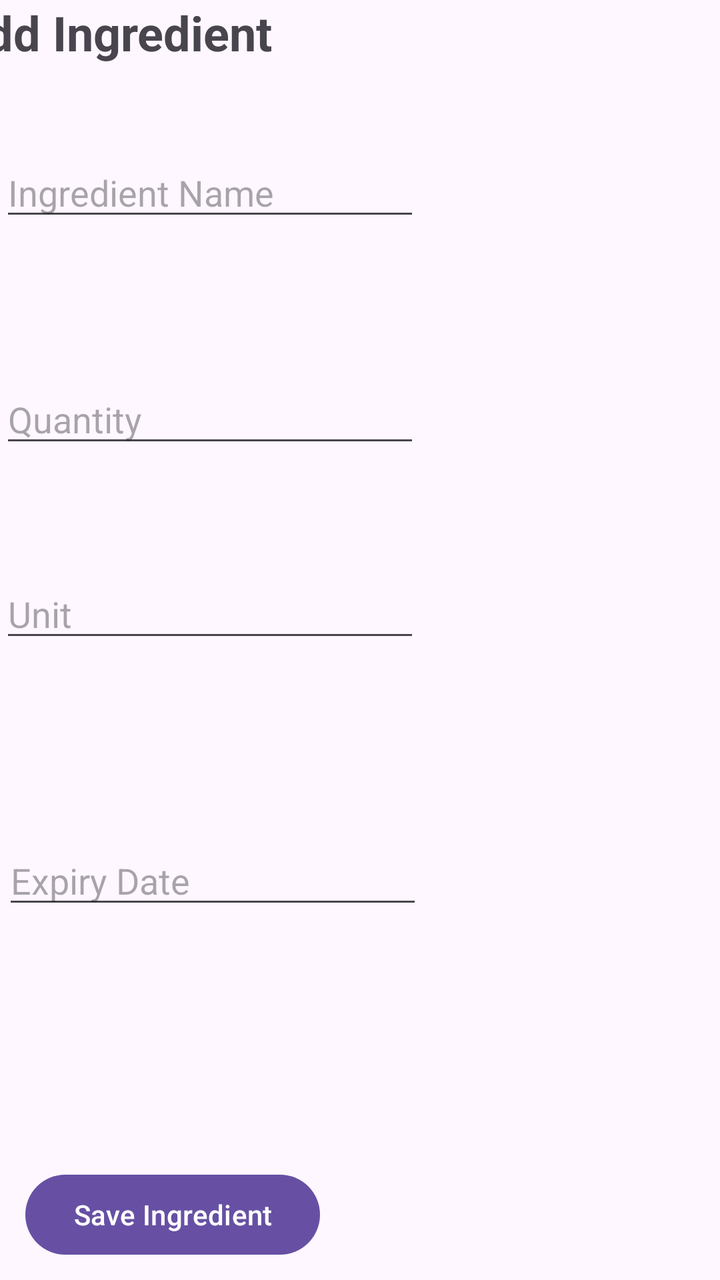
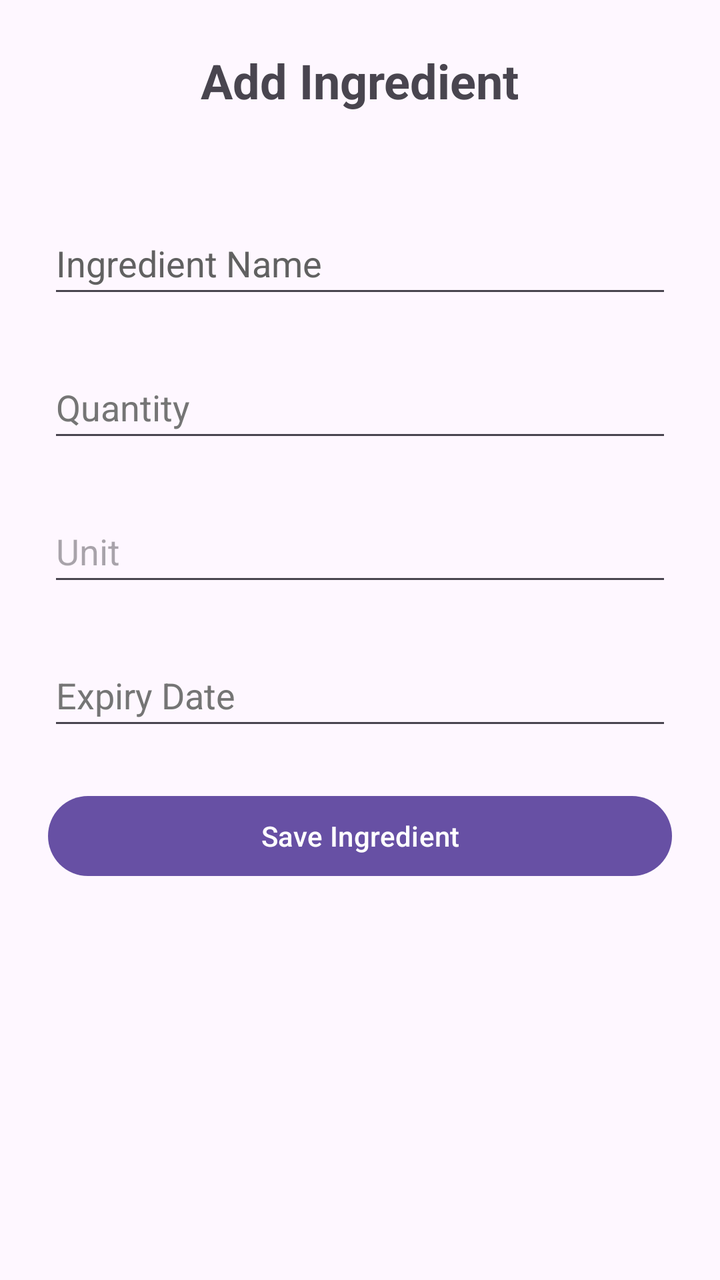

Two renders of the same Android screen: before a commit and after it. Below are the layout's source before the change and the commit's diff.
<!-- AndroidManifest.xml: application theme Theme.SmartPantryManager -->
<!-- res/layout/activity_add_ingredient.xml -->
<?xml version="1.0" encoding="utf-8"?>
<androidx.constraintlayout.widget.ConstraintLayout xmlns:android="http://schemas.android.com/apk/res/android"
    xmlns:app="http://schemas.android.com/apk/res-auto"
    xmlns:tools="http://schemas.android.com/tools"
    android:id="@+id/main"
    android:layout_width="match_parent"
    android:layout_height="match_parent"
    tools:context=".AddIngredientActivity">

    <TextView
        android:id="@+id/lblAddIngredient"
        android:layout_width="407dp"
        android:layout_height="58dp"
        android:text="Add Ingredient"
        android:textSize="24sp"
        android:textStyle="bold"
        app:layout_constraintEnd_toEndOf="parent"
        app:layout_constraintStart_toStartOf="parent"
        app:layout_constraintTop_toTopOf="parent" />

    <EditText
        android:id="@+id/txtIngredientName"
        android:layout_width="wrap_content"
        android:layout_height="wrap_content"
        android:layout_marginTop="16dp"
        android:ems="10"
        android:hint="Ingredient Name"
        android:inputType="text"
        app:layout_constraintEnd_toEndOf="parent"
        app:layout_constraintHorizontal_bias="0.0"
        app:layout_constraintStart_toStartOf="parent"
        app:layout_constraintTop_toBottomOf="@+id/lblAddIngredient" />

    <EditText
        android:id="@+id/txtQuantity"
        android:layout_width="wrap_content"
        android:layout_height="wrap_content"
        android:layout_marginTop="72dp"
        android:ems="10"
        android:hint="Quantity"
        android:inputType="number"
        app:layout_constraintEnd_toEndOf="parent"
        app:layout_constraintHorizontal_bias="0.0"
        app:layout_constraintStart_toStartOf="parent"
        app:layout_constraintTop_toBottomOf="@+id/txtIngredientName" />

    <EditText
        android:id="@+id/txtUnit"
        android:layout_width="wrap_content"
        android:layout_height="wrap_content"
        android:layout_marginTop="56dp"
        android:ems="10"
        android:hint="Unit"
        android:inputType="text"
        app:layout_constraintEnd_toEndOf="parent"
        app:layout_constraintHorizontal_bias="0.0"
        app:layout_constraintStart_toStartOf="parent"
        app:layout_constraintTop_toBottomOf="@+id/txtQuantity" />

    <EditText
        android:id="@+id/txtExpiryDate"
        android:layout_width="wrap_content"
        android:layout_height="wrap_content"
        android:layout_marginTop="92dp"
        android:ems="10"
        android:hint="Expiry Date"
        android:inputType="date"
        app:layout_constraintEnd_toEndOf="parent"
        app:layout_constraintHorizontal_bias="0.009"
        app:layout_constraintStart_toStartOf="parent"
        app:layout_constraintTop_toBottomOf="@+id/txtUnit" />

    <Button
        android:id="@+id/btnSaveIngredient"
        android:layout_width="wrap_content"
        android:layout_height="wrap_content"
        android:layout_marginTop="124dp"
        android:text="Save Ingredient"
        app:layout_constraintEnd_toEndOf="parent"
        app:layout_constraintHorizontal_bias="0.06"
        app:layout_constraintStart_toStartOf="parent"
        app:layout_constraintTop_toBottomOf="@+id/txtExpiryDate" />
</androidx.constraintlayout.widget.ConstraintLayout>
<!-- resources referenced by this layout -->
<resources>
  <style name="Theme.SmartPantryManager" parent="Base.Theme.SmartPantryManager" />
  <style name="Base.Theme.SmartPantryManager" parent="Theme.Material3.DayNight.NoActionBar">
          
          
      </style>
</resources>

<!-- the commit's change to res/layout/activity_add_ingredient.xml (unified diff, before → after) -->
@@ -9,9 +9,10 @@
 
     <TextView
         android:id="@+id/lblAddIngredient"
-        android:layout_width="407dp"
+        android:layout_width="wrap_content"
         android:layout_height="58dp"
-        android:text="Add Ingredient"
+        android:layout_marginTop="24dp"
+        android:text="@string/add_ingredient"
         android:textSize="24sp"
         android:textStyle="bold"
         app:layout_constraintEnd_toEndOf="parent"
@@ -20,12 +21,17 @@
 
     <EditText
         android:id="@+id/txtIngredientName"
-        android:layout_width="wrap_content"
+        android:layout_width="0dp"
         android:layout_height="wrap_content"
-        android:layout_marginTop="16dp"
+        android:layout_marginStart="24dp"
+        android:layout_marginTop="24dp"
+        android:layout_marginEnd="24dp"
         android:ems="10"
-        android:hint="Ingredient Name"
+        android:hint="@string/ingredient_name_hint"
+        android:importantForAutofill="no"
         android:inputType="text"
+        android:minHeight="48dp"
+        android:textColorHint="#616161"
         app:layout_constraintEnd_toEndOf="parent"
         app:layout_constraintHorizontal_bias="0.0"
         app:layout_constraintStart_toStartOf="parent"
@@ -33,12 +39,17 @@
 
     <EditText
         android:id="@+id/txtQuantity"
-        android:layout_width="wrap_content"
+        android:layout_width="0dp"
         android:layout_height="wrap_content"
-        android:layout_marginTop="72dp"
+        android:layout_marginStart="24dp"
+        android:layout_marginTop="24dp"
+        android:layout_marginEnd="24dp"
         android:ems="10"
-        android:hint="Quantity"
+        android:hint="@string/quantity_hint"
+        android:importantForAutofill="no"
         android:inputType="number"
+        android:minHeight="48dp"
+        android:textColorHint="#757575"
         app:layout_constraintEnd_toEndOf="parent"
         app:layout_constraintHorizontal_bias="0.0"
         app:layout_constraintStart_toStartOf="parent"
@@ -46,12 +57,16 @@
 
     <EditText
         android:id="@+id/txtUnit"
-        android:layout_width="wrap_content"
+        android:layout_width="0dp"
         android:layout_height="wrap_content"
-        android:layout_marginTop="56dp"
+        android:layout_marginStart="24dp"
+        android:layout_marginTop="24dp"
+        android:layout_marginEnd="24dp"
         android:ems="10"
-        android:hint="Unit"
+        android:hint="@string/unit_hint"
+        android:importantForAutofill="no"
         android:inputType="text"
+        android:minHeight="48dp"
         app:layout_constraintEnd_toEndOf="parent"
         app:layout_constraintHorizontal_bias="0.0"
         app:layout_constraintStart_toStartOf="parent"
@@ -59,12 +74,17 @@
 
     <EditText
         android:id="@+id/txtExpiryDate"
-        android:layout_width="wrap_content"
+        android:layout_width="0dp"
         android:layout_height="wrap_content"
-        android:layout_marginTop="92dp"
+        android:layout_marginStart="24dp"
+        android:layout_marginTop="24dp"
+        android:layout_marginEnd="24dp"
         android:ems="10"
-        android:hint="Expiry Date"
+        android:hint="@string/expiry_date_hint"
+        android:importantForAutofill="no"
         android:inputType="date"
+        android:minHeight="48dp"
+        android:textColorHint="#757575"
         app:layout_constraintEnd_toEndOf="parent"
         app:layout_constraintHorizontal_bias="0.009"
         app:layout_constraintStart_toStartOf="parent"
@@ -72,10 +92,12 @@
 
     <Button
         android:id="@+id/btnSaveIngredient"
-        android:layout_width="wrap_content"
+        android:layout_width="0dp"
         android:layout_height="wrap_content"
-        android:layout_marginTop="124dp"
-        android:text="Save Ingredient"
+        android:layout_marginStart="24sp"
+        android:layout_marginTop="24dp"
+        android:layout_marginEnd="24dp"
+        android:text="@string/save_ingredient"
         app:layout_constraintEnd_toEndOf="parent"
         app:layout_constraintHorizontal_bias="0.06"
         app:layout_constraintStart_toStartOf="parent"
<!-- resource entries referenced after the edit -->
@@ -1,5 +1,11 @@
 <!-- resources referenced by this layout -->
 <resources>
+  <string name="add_ingredient">Add Ingredient</string>
+  <string name="expiry_date_hint">Expiry Date</string>
+  <string name="ingredient_name_hint">Ingredient Name</string>
+  <string name="quantity_hint">Quantity</string>
+  <string name="save_ingredient">Save Ingredient</string>
+  <string name="unit_hint">Unit</string>
   <style name="Theme.SmartPantryManager" parent="Base.Theme.SmartPantryManager" />
   <style name="Base.Theme.SmartPantryManager" parent="Theme.Material3.DayNight.NoActionBar">
           
